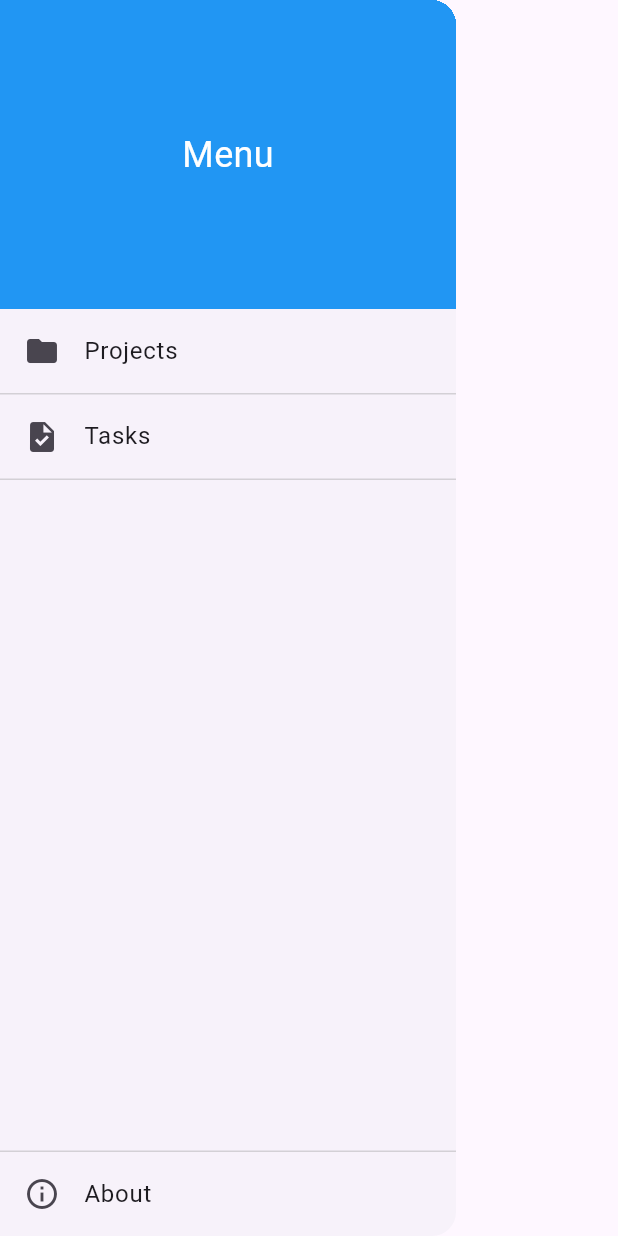
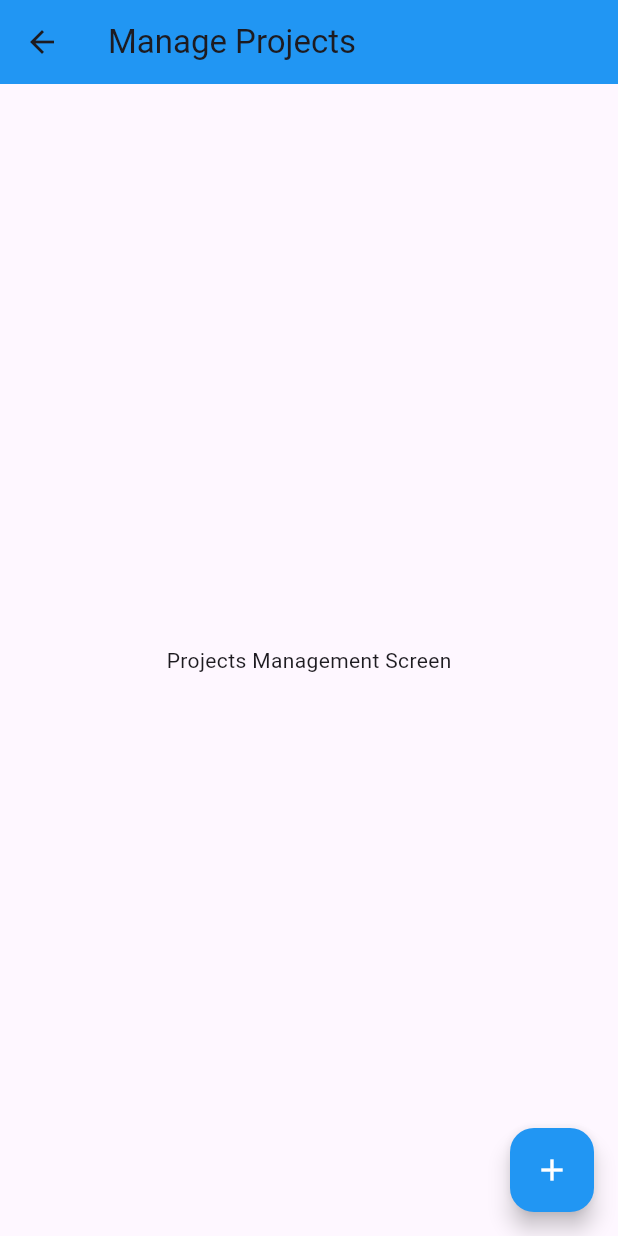
Before and after one commit to Qdevaan/Flutter-Course-Project, a Flutter app: the CustomDrawer widget shown alone on an empty page, opened directly with empty values, after a tap on "Projects", on a phone screen of 412 x 824 dp. Run offline on Flutter 3.47's test engine with Material 3 defaults, Android fonts, the phone set to English and light mode, and no system bars.

```diff
--- /dev/null
+++ b/time_tracking_app/lib/screens/manage_projects_screen.dart
@@ -0,0 +1,25 @@
+// screens/manage_projects_screen.dart
+import 'package:flutter/material.dart';
+
+class ManageProjectsScreen extends StatelessWidget {
+  @override
+  Widget build(BuildContext context) {
+    return Scaffold(
+      appBar: AppBar(
+        title: Text("Manage Projects"),
+        backgroundColor: Colors.blue,
+      ),
+      body: Center(child: Text("Projects Management Screen")),
+      floatingActionButton: FloatingActionButton(
+        backgroundColor: Colors.blue,
+        onPressed: () {
+          // Add project logic here
+          ScaffoldMessenger.of(context).showSnackBar(
+            SnackBar(content: Text("Add Project")),
+          );
+        },
+        child: Icon(Icons.add, color: Colors.white),
+      ),
+    );
+  }
+}
--- a/time_tracking_app/lib/widgets/custom_drawer.dart
+++ b/time_tracking_app/lib/widgets/custom_drawer.dart
@@ -1,4 +1,8 @@
+// widgets/custom_drawer.dart
 import 'package:flutter/material.dart';
+import '../screens/manage_projects_screen.dart';
+import '../screens/manage_tasks_screen.dart';
+import '../screens/about_screen.dart';
 
 class CustomDrawer extends StatelessWidget {
   final Function(String) onItemClick;
@@ -12,7 +16,6 @@ class CustomDrawer extends StatelessWidget {
     return Drawer(
       child: Column(
         children: [
-          // Top 25% "Menu" section
           Container(
             height: screenHeight * 0.25,
             width: double.infinity,
@@ -23,60 +26,72 @@ class CustomDrawer extends StatelessWidget {
               style: TextStyle(fontSize: 24, color: Colors.white),
             ),
           ),
-
-          // List tiles with bottom borders
+          Container(
+            decoration: _borderedTile(),
+            child: ListTile(
+              leading: Icon(Icons.folder),
+              title: Text("Projects"),
+              onTap: () {
+                Navigator.pop(context); // Close drawer first
+                Navigator.push(
+                  context,
+                  MaterialPageRoute(
+                    builder: (context) => ManageProjectsScreen(),
+                  ),
+                );
+              },
+            ),
+          ),
+          Container(
+            decoration: _borderedTile(),
+            child: ListTile(
+              leading: Icon(Icons.task),
+              title: Text("Tasks"),
+              onTap: () {
+                Navigator.pop(context);
+                Navigator.push(
+                  context,
+                  MaterialPageRoute(
+                    builder: (context) => ManageTasksScreen(),
+                  ),
+                );
+              },
+            ),
+          ),
+          Spacer(),
           Container(
             decoration: BoxDecoration(
               border: Border(
-                bottom: BorderSide(
-                  color: Colors.grey.withOpacity(0.4),
-                  width: 1,
-                ),
-              ),
-            ),
-            child: ListTile(
-              leading: Icon(Icons.folder),
-              title: Text("Projects"),
-              onTap: () => onItemClick("Projects pressed"),
-            ),
-          ),
-          Container(
-            decoration: BoxDecoration(
-              border: Border(
-                bottom: BorderSide(
-                  color: Colors.grey.withOpacity(0.4),
-                  width: 1,
-                ),
-              ),
-            ),
-            child: ListTile(
-              leading: Icon(Icons.task),
-              title: Text("Tasks"),
-              onTap: () => onItemClick("Tasks pressed"),
-            ),
-          ),
-
-          // Spacer pushes About to the bottom
-          Spacer(),
-
-          // About with top border
-          Container(
-            decoration: BoxDecoration(
-              border: Border(
-                top: BorderSide(
-                  color: Colors.grey.withOpacity(0.4),
-                  width: 1,
-                ),
+                top: BorderSide(color: Colors.grey.withOpacity(0.4), width: 1),
               ),
             ),
             child: ListTile(
               leading: Icon(Icons.info_outline),
               title: Text("About"),
-              onTap: () => onItemClick("About pressed"),
+              onTap: () {
+                Navigator.pop(context);
+                Navigator.push(
+                  context,
+                  MaterialPageRoute(
+                    builder: (context) => AboutScreen(),
+                  ),
+                );
+              },
             ),
           ),
         ],
       ),
     );
   }
+
+  BoxDecoration _borderedTile() {
+    return BoxDecoration(
+      border: Border(
+        bottom: BorderSide(
+          color: Colors.grey.withOpacity(0.4),
+          width: 1,
+        ),
+      ),
+    );
+  }
 }
```
Also changed, not shown: time_tracking_app/lib/main.dart (+2 -73 lines), time_tracking_app/lib/screens/about_screen.dart (added, +142 -0 lines), time_tracking_app/lib/screens/main_screen.dart (added, +75 -0 lines), time_tracking_app/lib/screens/manage_tasks_screen.dart (added, +25 -0 lines).
